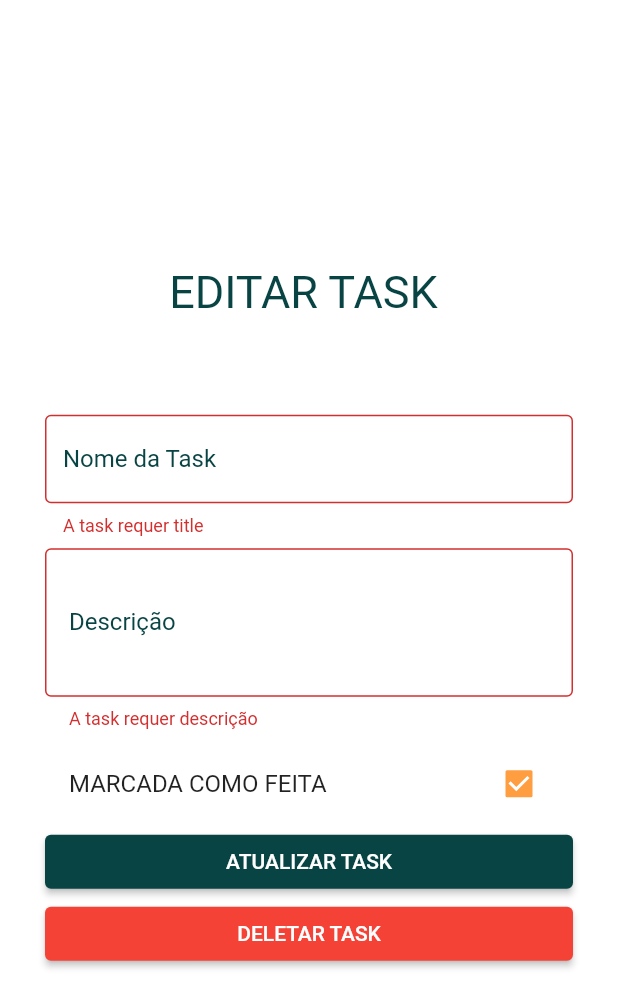
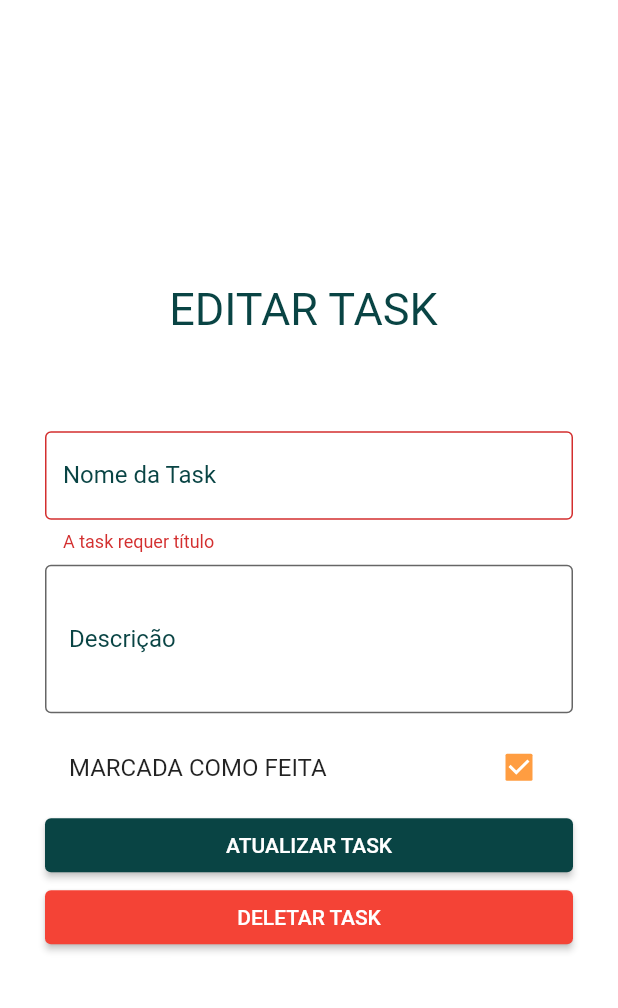
Before and after one commit to jpmgoes/Todo-List-Flutter, a Flutter app: the EditTaskPage screen opened by its route, after a tap on "AINDA NÃO CONCLUÍDA", after a tap on "ATUALIZAR TASK", on a phone screen of 412 x 824 dp. Shown: the top 1008 px of the screen. Run offline on Flutter 3.47's test engine with Material 2 defaults, Android fonts, the light colour scheme and no system bars; our stand-ins replace shared_preferences; accounts and stored records are empty.

Commit message:
first commit

```diff
--- /dev/null
+++ b/lib/functions/task_edti_functions.dart
@@ -0,0 +1,74 @@
+import 'package:just_todo/functions/shared_pref.dart';
+import 'package:just_todo/repository/task_repository.dart';
+import 'package:flutter/material.dart';
+
+import '../constants/preferences_keys.dart';
+import '../model/task.dart';
+
+class TaskEditFunctions {
+  static Future<String?> removeTask(Task task) async {
+    final sharedPref = SharedPref();
+    final value = await sharedPref.read(PreferencesKeys.tasks);
+
+    TaskRepository newTaskRepo = TaskRepository.fromJson(value);
+    newTaskRepo = newTaskRepo.removeTaskRetuningThis(task);
+
+    sharedPref.save(PreferencesKeys.tasks, newTaskRepo);
+    return task.title;
+  }
+
+  static changingCompleted(Task task) async {
+    final sharedPref = SharedPref();
+    final value = await sharedPref.read(PreferencesKeys.tasks);
+    var newTaskRepo = TaskRepository.fromJson(value);
+    newTaskRepo = newTaskRepo.changeCompleted(task);
+    sharedPref.save(PreferencesKeys.tasks, newTaskRepo);
+  }
+
+  static Future<String?> addTask(
+    TextEditingController titleController,
+    TextEditingController descriptionController,
+  ) async {
+    final sharedPref = SharedPref();
+    final value = await sharedPref.read(PreferencesKeys.tasks);
+
+    if (value == null) return null;
+    var newTaskRepo = TaskRepository.fromJson(value);
+
+    final task = Task(
+      title: titleController.text,
+      description: descriptionController.text,
+      completed: false,
+      id: newTaskRepo.getTasks().length + 1,
+    );
+
+    newTaskRepo = newTaskRepo.addTaskReturningThis(task);
+
+    sharedPref.save(PreferencesKeys.tasks, newTaskRepo);
+
+    return task.title;
+  }
+
+  static Future<String?> updateTask(
+    TextEditingController titleController,
+    TextEditingController descriptionController,
+    Task task,
+  ) async {
+    final sharedPref = SharedPref();
+    final value = await sharedPref.read(PreferencesKeys.tasks);
+
+    final taskUpdated = Task(
+      title: titleController.text,
+      description: descriptionController.text,
+      completed: task.completed,
+      id: task.id,
+    );
+
+    TaskRepository newTaskRepo = TaskRepository.fromJson(value);
+    newTaskRepo = newTaskRepo.replace(taskUpdated);
+
+    sharedPref.save(PreferencesKeys.tasks, newTaskRepo);
+
+    return taskUpdated.title;
+  }
+}
--- a/lib/pages/edit_task_page.dart
+++ b/lib/pages/edit_task_page.dart
@@ -1,9 +1,7 @@
 import 'package:flutter/material.dart';
 import 'package:just_todo/constants/intent_keys.dart';
-import 'package:just_todo/constants/preferences_keys.dart';
-import 'package:just_todo/constants/shared_pref.dart';
-import 'package:just_todo/repository/task_repository.dart';
-import 'package:just_todo/widgets/task_button_widget.dart';
+import 'package:just_todo/functions/dialog.dart';
+import 'package:just_todo/functions/task_edti_functions.dart';
 
 import '../constants/app_colors.dart';
 import '../model/task.dart';
@@ -63,7 +61,15 @@ class _EditTaskPageState extends State<EditTaskPage> {
         child: Form(
           key: _formKey,
           child: Center(
-            child: ListView(
+            child: _addTaskForm(context, showTitle),
+          ),
+        ),
+      ),
+    );
+  }
+
+  Widget _addTaskForm(BuildContext context, showTitle) {
+    return ListView(
       shrinkWrap: true,
       children: [
         FormWidgets.titleDraw(
@@ -74,20 +80,28 @@ class _EditTaskPageState extends State<EditTaskPage> {
           titleController,
           "Nome da Task",
           hint: "Estudar Grafos",
-                  validation: () => FormValidation.titleValidation(
-                      titleController, "A task requer title"),
+          validation: () => FormValidation.titleValidation(titleController),
         ),
         FormWidgets.normalCamp(
           descriptionController,
           "Descrição",
           height: 80,
-                  validation: () => FormValidation.titleValidation(
-                      titleController, "A task requer descrição"),
         ),
         FormWidgets.formConfirmedCheckBox(task, context, setState),
-                CustomButtonWidget.draw(() {
+        _updateTaskBtn(context),
+        _deleteTaskButton(context),
+      ],
+    );
+  }
+
+  Widget _updateTaskBtn(BuildContext context) {
+    return CustomButtonWidget.draw(() {
       if (_formKey.currentState!.validate()) {
-                    _updateTask().then((value) {
+        TaskEditFunctions.updateTask(
+          titleController,
+          descriptionController,
+          task,
+        ).then((value) {
           FormValidation.scaffoldMessenger(
             value,
             context,
@@ -97,34 +111,12 @@ class _EditTaskPageState extends State<EditTaskPage> {
           PageRoutes.toHomePage(context);
         });
       }
-                }, "ATUALIZAR TASK", 280),
-                CustomButtonWidget.draw(() {
-                  showMyDialog(context, taskArg: task);
-                }, "DELETAR TASK", 280, color: AppColors.alertColor),
-              ],
-            ),
-          ),
-        ),
-      ),
-    );
+    }, "ATUALIZAR TASK", 280);
   }
 
-  Future<String?> _updateTask() async {
-    final sharedPref = SharedPref();
-    final value = await sharedPref.read(PreferencesKeys.tasks);
-
-    final taskUpdated = Task(
-      title: titleController.text,
-      description: descriptionController.text,
-      completed: task.completed,
-      id: task.id,
-    );
-
-    TaskRepository newTaskRepo = TaskRepository.fromJson(value);
-    newTaskRepo = newTaskRepo.replace(taskUpdated);
-
-    sharedPref.save(PreferencesKeys.tasks, newTaskRepo);
-
-    return title;
+  Widget _deleteTaskButton(BuildContext context) {
+    return CustomButtonWidget.draw(() {
+      Dialogs.showMyDialog(context, taskArg: task);
+    }, "DELETAR TASK", 280, color: AppColors.alertColor);
   }
 }
--- a/lib/repository/task_repository.dart
+++ b/lib/repository/task_repository.dart
@@ -1,5 +1,5 @@
 import 'package:just_todo/constants/preferences_keys.dart';
-import 'package:just_todo/constants/shared_pref.dart';
+import 'package:just_todo/functions/shared_pref.dart';
 import 'package:just_todo/model/task.dart';
 
 class TaskRepository {
--- a/lib/validation/form_validations.dart
+++ b/lib/validation/form_validations.dart
@@ -1,13 +1,12 @@
 import 'package:flutter/material.dart';
 
 class FormValidation {
-  static String? titleValidation(
-      TextEditingController controller, String error) {
-    if (controller.text.isEmpty) return error;
+  static String? titleValidation(TextEditingController controller) {
+    if (controller.text.isEmpty) return "A task requer título";
     return null;
   }
 
-  static String? scaffoldMessenger(
+  static scaffoldMessenger(
     String? value,
     BuildContext context,
     String success,
@@ -22,6 +21,5 @@ class FormValidation {
         SnackBar(content: Text(faild)),
       );
     }
-    return null;
   }
 }
--- a/lib/widgets/form_widgets.dart
+++ b/lib/widgets/form_widgets.dart
@@ -1,12 +1,12 @@
 import 'package:flutter/material.dart';
-import 'package:just_todo/widgets/task_button_widget.dart';
+import 'package:just_todo/functions/task_edti_functions.dart';
 
 import '../constants/app_colors.dart';
 import '../constants/form_constants.dart';
 import '../model/task.dart';
 
 class FormWidgets {
-  static normalCamp(
+  static Widget normalCamp(
     TextEditingController controller,
     String title, {
     dynamic validation,
@@ -53,7 +53,7 @@ class FormWidgets {
   static EdgeInsets paddingWholeForm = EdgeInsets.only(
       left: FormConstants.paddingSides, right: FormConstants.paddingSides);
 
-  static titleDraw(String title, {double dividerHeight = 16}) => Column(
+  static Widget titleDraw(String title, {double dividerHeight = 16}) => Column(
         children: [
           Text(
             title,
@@ -69,7 +69,8 @@ class FormWidgets {
           )
         ],
       );
-  static formConfirmedCheckBox(Task task, BuildContext context, setState) {
+  static Widget formConfirmedCheckBox(
+      Task task, BuildContext context, setState) {
     String label =
         (task.completed) ? "MARCADA COMO FEITA" : "AINDA NÃO CONCLUÍDA";
 
@@ -80,7 +81,7 @@ class FormWidgets {
         onChanged: (value) {
           setState(() {
             task.completed = !task.completed;
-            changingCompleted(task);
+            TaskEditFunctions.changingCompleted(task);
 
             scaffoldMessager(task, context);
           });
@@ -88,7 +89,7 @@ class FormWidgets {
   }
 }
 
-scaffoldMessager(Task task, BuildContext context) {
+void scaffoldMessager(Task task, BuildContext context) {
   String output = (task.completed)
       ? "TASK ${task.title!.toUpperCase()} MARCADA COMO FEITA"
       : "TASK ${task.title!.toUpperCase()} AINDA NÃO CONCLUÍDA";
```
Also changed, not shown: lib/functions/dialog.dart (added, +63 -0 lines), lib/pages/add_task_page.dart (+23 -39 lines), lib/widgets/task_button_widget.dart (+20 -79 lines), lib/functions/shared_pref.dart (renamed from lib/constants/shared_pref.dart), 4 other files. Lines whose indentation alone changed are shown as unchanged.
